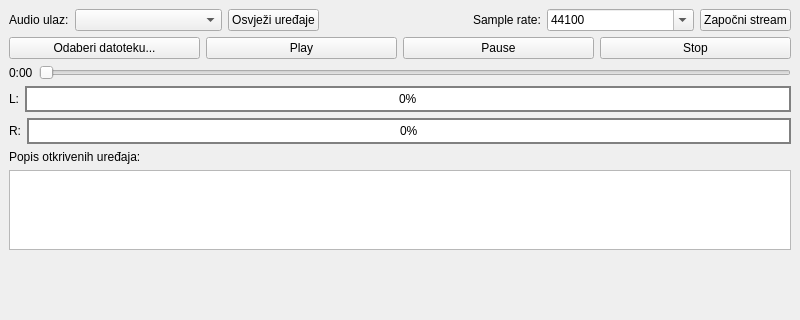
Before: the Qt Designer form Software/audio-visualizer/mainwindow.ui in mkovac700/diplomski-rad, drawn with Qt 5; both pictures show x 0 to 800 and y 0 to 320 of the 800 by 600 pixel window.
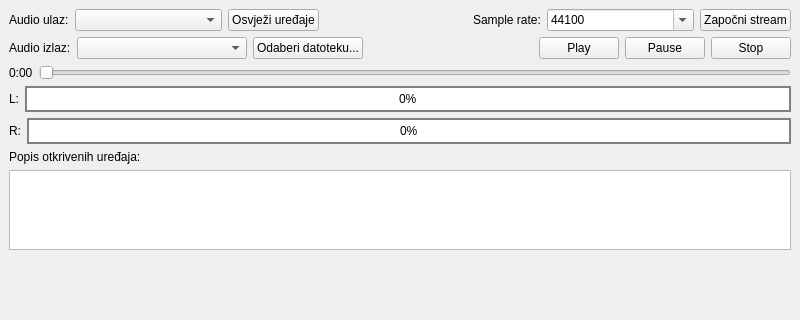
After: the same form once the commit is applied. Custom widgets are drawn as their Qt base class.

Commit message: Implementacija manualnog čitanja i reproduciranja WAV audio datoteke

Diff of the .ui file:
```diff
--- a/Software/audio-visualizer/mainwindow.ui
+++ b/Software/audio-visualizer/mainwindow.ui
@@ -95,6 +95,23 @@
     </item>
     <item>
      <layout class="QHBoxLayout" name="horizontalLayout_2">
+      <item>
+       <widget class="QLabel" name="label_2">
+        <property name="text">
+         <string>Audio izlaz:</string>
+        </property>
+       </widget>
+      </item>
+      <item>
+       <widget class="QComboBox" name="comboBox_AudioOut">
+        <property name="sizePolicy">
+         <sizepolicy hsizetype="Expanding" vsizetype="Fixed">
+          <horstretch>0</horstretch>
+          <verstretch>0</verstretch>
+         </sizepolicy>
+        </property>
+       </widget>
+      </item>
       <item>
        <widget class="QPushButton" name="pushButton_openFile">
         <property name="text">
@@ -102,6 +119,19 @@
         </property>
        </widget>
       </item>
+      <item>
+       <spacer name="horizontalSpacer_2">
+        <property name="orientation">
+         <enum>Qt::Horizontal</enum>
+        </property>
+        <property name="sizeHint" stdset="0">
+         <size>
+          <width>40</width>
+          <height>20</height>
+         </size>
+        </property>
+       </spacer>
+      </item>
       <item>
        <widget class="QPushButton" name="pushButton_play">
         <property name="text">
```
The commit also changes 5 other files.
